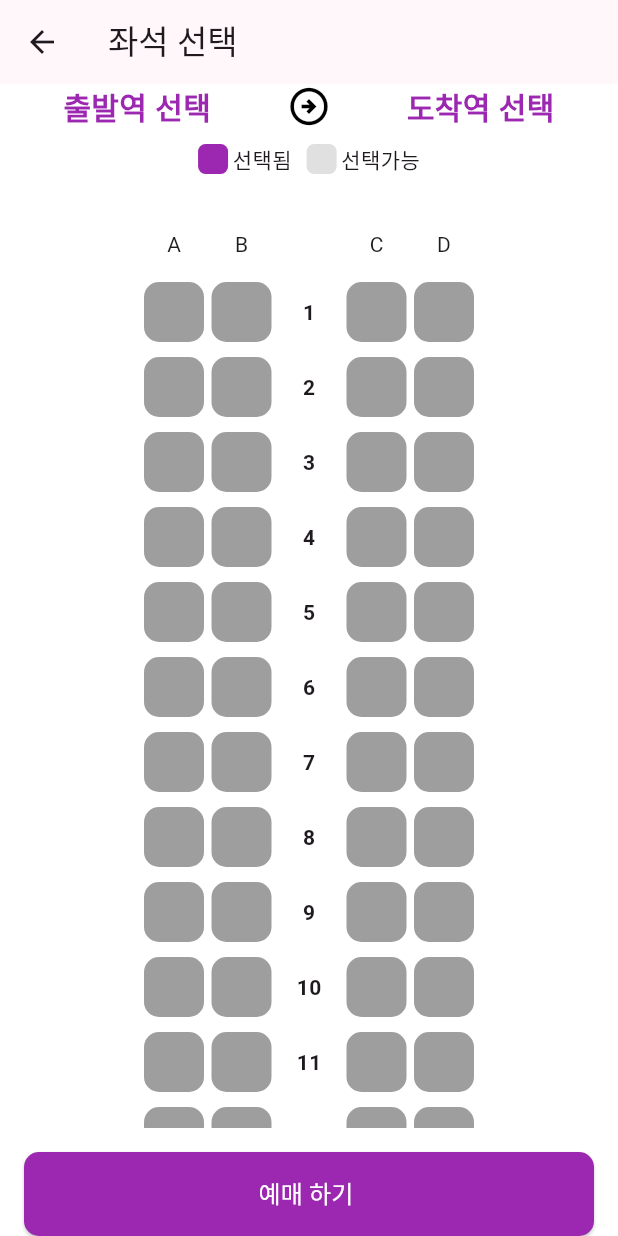
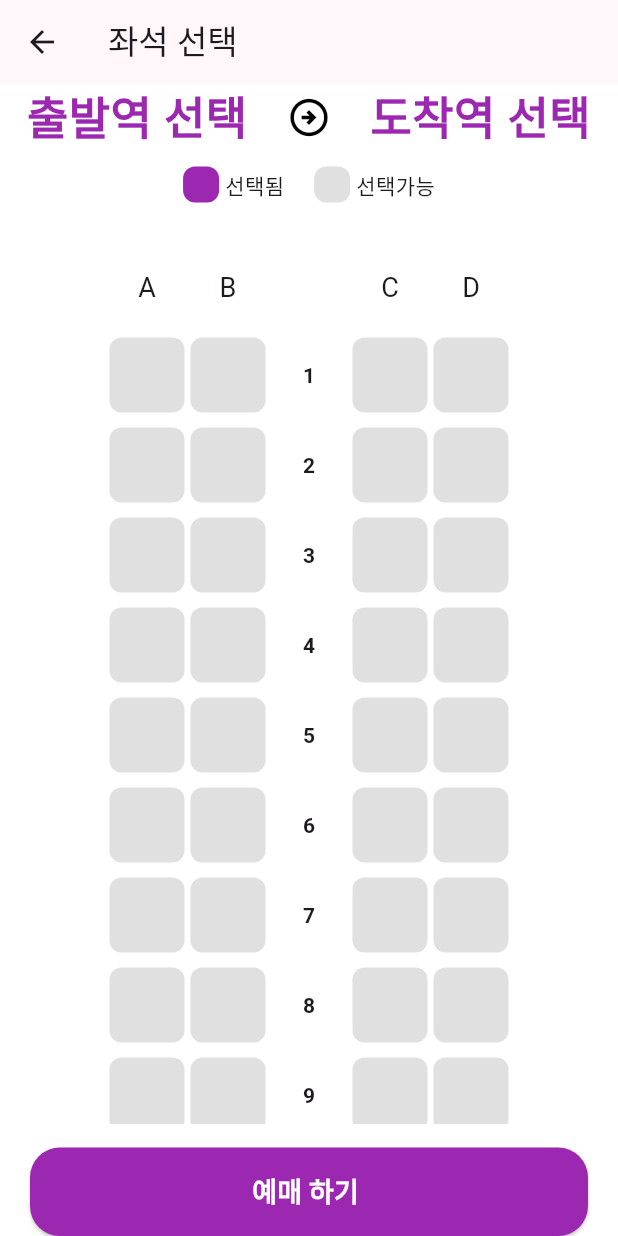
Before and after one commit to ballalssica/flutter_train_app, a Flutter app: the screen it shows after launch, after a tap on "좌석선택", on a phone screen of 412 x 824 dp. Run offline on Flutter 3.47's test engine with Material 3 defaults, Android fonts, the phone set to English and light mode, and no system bars.

Commit message:
ci: 가이드에 맞춘 디자인수정

```diff
--- a/lib/home/home_page.dart
+++ b/lib/home/home_page.dart
@@ -25,15 +25,17 @@ class _HomePageState extends State<HomePage> {
         title: Text('기차예매'),
         centerTitle: true,
       ),
-      body: Padding(
-        padding: EdgeInsets.symmetric(horizontal: 16),
+      body: Container(
+        color: Colors.grey[200],
+        child: Padding(
+          padding: EdgeInsets.symmetric(horizontal: 20),
           child: Column(
             mainAxisAlignment: MainAxisAlignment.center,
             children: [
               StationSelection(
                 onStationSelected: updateStations, // 출발역과 도착역 선택값을 업데이트
               ),
-            SizedBox(height: 16),
+              SizedBox(height: 20),
               SeatSelectionButton(
                 departureStation: selectedDepartureStation,
                 arrivalStation: selectedArrivalStation,
@@ -41,6 +43,7 @@ class _HomePageState extends State<HomePage> {
             ],
           ),
         ),
+      ),
     );
   }
 }
--- a/lib/home/widgets/seat_selection_button.dart
+++ b/lib/home/widgets/seat_selection_button.dart
@@ -30,13 +30,15 @@ class SeatSelectionButton extends StatelessWidget {
         style: ElevatedButton.styleFrom(
           backgroundColor: Colors.purple,
           shape: RoundedRectangleBorder(
-            borderRadius: BorderRadius.circular(10), // 둥근 모서리 설정
+            borderRadius: BorderRadius.circular(20), // 둥근 모서리 설정
           ),
         ),
         child: Text(
           '좌석선택',
           style: TextStyle(
             color: Colors.white,
+            fontSize: 18,
+            fontWeight: FontWeight.bold,
           ),
         ),
       ),
--- a/lib/home/widgets/station_selection.dart
+++ b/lib/home/widgets/station_selection.dart
@@ -42,7 +42,6 @@ class _StationSelectionState extends State<StationSelection> {
       width: double.infinity,
       height: 200,
       decoration: BoxDecoration(
-        border: Border.all(color: Colors.grey),
         borderRadius: BorderRadius.circular(10),
         color: Colors.white,
       ),
@@ -56,8 +55,9 @@ class _StationSelectionState extends State<StationSelection> {
                   Text(
                     '출발역',
                     style: TextStyle(
-                      fontSize: 12,
+                      fontSize: 16,
                       color: Colors.grey,
+                      fontWeight: FontWeight.bold,
                     ),
                   ),
                   SizedBox(height: 5),
@@ -66,7 +66,7 @@ class _StationSelectionState extends State<StationSelection> {
                     child: Text(
                       selectedDepartureStation, // 선택된 출발역 이름 표시
                       style: TextStyle(
-                        fontSize: 30,
+                        fontSize: 40,
                         fontWeight: FontWeight.bold,
                       ),
                     ),
@@ -76,9 +76,9 @@ class _StationSelectionState extends State<StationSelection> {
             ),
           ),
           Container(
-            width: 1,
+            width: 2,
             height: 50,
-            color: Colors.grey,
+            color: Colors.grey[400],
           ),
           Expanded(
             child: Center(
@@ -88,8 +88,9 @@ class _StationSelectionState extends State<StationSelection> {
                   Text(
                     '도착역',
                     style: TextStyle(
-                      fontSize: 12,
+                      fontSize: 16,
                       color: Colors.grey,
+                      fontWeight: FontWeight.bold,
                     ),
                   ),
                   SizedBox(height: 5),
@@ -98,7 +99,7 @@ class _StationSelectionState extends State<StationSelection> {
                     child: Text(
                       selectedArrivalStation, // 선택된 도착역 이름 표시
                       style: TextStyle(
-                        fontSize: 30,
+                        fontSize: 40,
                         fontWeight: FontWeight.bold,
                       ),
                     ),
--- a/lib/seat/widgets/seat_choose.dart
+++ b/lib/seat/widgets/seat_choose.dart
@@ -26,7 +26,7 @@ class _SeatChooseState extends State<SeatChoose> {
               crossAxisAlignment: CrossAxisAlignment.center,
               children: [
                 SeatBoxHeader(),
-                SizedBox(height: 10),
+                SizedBox(height: 8),
                 for (int i = 1; i <= 20; i++) ...[
                   row(i),
                   SizedBox(height: 10),
@@ -47,12 +47,12 @@ class _SeatChooseState extends State<SeatChoose> {
         mainAxisAlignment: MainAxisAlignment.center,
         children: [
           seat(rowNum, 1, 'A'),
-          SizedBox(width: 5),
+          SizedBox(width: 4),
           seat(rowNum, 2, 'B'),
-          SizedBox(width: 5),
+          SizedBox(width: 4),
           Container(
-            width: 40,
-            height: 40,
+            width: 50,
+            height: 50,
             child: Center(
               child: Text(
                 '$rowNum',
@@ -60,9 +60,9 @@ class _SeatChooseState extends State<SeatChoose> {
               ),
             ),
           ),
-          SizedBox(width: 5),
+          SizedBox(width: 4),
           seat(rowNum, 3, 'C'),
-          SizedBox(width: 5),
+          SizedBox(width: 4),
           seat(rowNum, 4, 'D'),
         ],
       ),
@@ -78,16 +78,16 @@ class _SeatChooseState extends State<SeatChoose> {
           selectedCol = colNum;
         });
         // 콜백 함수 호출
-        widget.onSeatSelected(colNum, colLabel);
+        widget.onSeatSelected(rowNum, colLabel);
       },
       child: Container(
-        width: 40,
-        height: 40,
+        width: 50,
+        height: 50,
         decoration: BoxDecoration(
           color: (selectedRow == rowNum && selectedCol == colNum)
               ? Colors.purple
-              : Colors.grey,
-          borderRadius: BorderRadius.circular(10),
+              : Colors.grey[300]!,
+          borderRadius: BorderRadius.circular(8),
         ),
       ),
     );
@@ -102,32 +102,52 @@ class SeatBoxHeader extends StatelessWidget {
       mainAxisAlignment: MainAxisAlignment.center,
       children: [
         Container(
-          width: 40,
-          height: 30,
-          child: Center(child: Text('A')),
+          width: 50,
+          height: 50,
+          child: Center(
+            child: Text(
+              'A',
+              style: TextStyle(fontSize: 18),
+            ),
+          ),
         ),
-        SizedBox(width: 5),
+        SizedBox(width: 4),
         Container(
-          width: 40,
-          height: 30,
-          child: Center(child: Text('B')),
+          width: 50,
+          height: 50,
+          child: Center(
+            child: Text(
+              'B',
+              style: TextStyle(fontSize: 18),
+            ),
+          ),
         ),
-        SizedBox(width: 5),
+        SizedBox(width: 4),
         Container(
-          width: 40,
-          height: 30,
+          width: 50,
+          height: 50,
         ),
-        SizedBox(width: 5),
+        SizedBox(width: 4),
         Container(
-          width: 40,
-          height: 30,
-          child: Center(child: Text('C')),
+          width: 50,
+          height: 50,
+          child: Center(
+            child: Text(
+              'C',
+              style: TextStyle(fontSize: 18),
+            ),
+          ),
         ),
-        SizedBox(width: 5),
+        SizedBox(width: 4),
         Container(
-          width: 40,
-          height: 30,
-          child: Center(child: Text('D')),
+          width: 50,
+          height: 50,
+          child: Center(
+            child: Text(
+              'D',
+              style: TextStyle(fontSize: 18),
+            ),
+          ),
         ),
       ],
     );
--- a/lib/seat/widgets/seat_choose_button.dart
+++ b/lib/seat/widgets/seat_choose_button.dart
@@ -10,7 +10,7 @@ class SeatChooseButton extends StatelessWidget {
   @override
   Widget build(BuildContext context) {
     return Padding(
-      padding: EdgeInsets.symmetric(horizontal: 16),
+      padding: EdgeInsets.symmetric(horizontal: 20),
       child: SizedBox(
         width: double.infinity,
         child: ElevatedButton(
@@ -43,14 +43,15 @@ class SeatChooseButton extends StatelessWidget {
             padding: EdgeInsets.symmetric(horizontal: 40, vertical: 16),
             backgroundColor: Colors.purple,
             shape: RoundedRectangleBorder(
-              borderRadius: BorderRadius.circular(10), // 둥근 모서리 설정
+              borderRadius: BorderRadius.circular(20),
             ),
           ),
           child: Text(
             '예매 하기 ',
             style: TextStyle(
               color: Colors.white,
-              fontSize: 16,
+              fontSize: 18,
+              fontWeight: FontWeight.bold,
             ),
           ),
         ),
--- a/lib/seat/widgets/selected_station.dart
+++ b/lib/seat/widgets/selected_station.dart
@@ -26,7 +26,7 @@ class SelectedStation extends StatelessWidget{
                   departureStation,
                   textAlign: TextAlign.center,
                   style: TextStyle(
-                    fontSize: 20,
+                    fontSize: 30,
                     color: Colors.purple,
                     fontWeight: FontWeight.bold,
                   ),
@@ -44,7 +44,7 @@ class SelectedStation extends StatelessWidget{
                   arrivalStation,
                   textAlign: TextAlign.center,
                   style: TextStyle(
-                    fontSize: 20,
+                    fontSize: 30,
                     color: Colors.purple,
                     fontWeight: FontWeight.bold,
                   ),
@@ -58,25 +58,25 @@ class SelectedStation extends StatelessWidget{
             mainAxisAlignment: MainAxisAlignment.center,
             children: [
               Container(
-                width: 20,
-                height: 20,
+                width: 24,
+                height: 24,
                 decoration: BoxDecoration(
                   color: Colors.purple,
-                  borderRadius: BorderRadius.circular(5)
+                  borderRadius: BorderRadius.circular(8)
                 ),
               ),
-              SizedBox(width: 3,),
+              SizedBox(width: 4,),
               Text('선택됨'),
-              SizedBox(width: 10,),
+              SizedBox(width: 20,),
               Container(
-                width: 20,
-                height: 20,
+                width: 24,
+                height: 24,
                 decoration: BoxDecoration(
-                  color: Colors.black12,
-                  borderRadius: BorderRadius.circular(5)
+                  color: Colors.grey[300]!,
+                  borderRadius: BorderRadius.circular(8)
                 ),
               ),
-              SizedBox(width: 3,),
+              SizedBox(width: 4,),
               Text('선택가능')
             ],
           )
--- a/lib/station_list/station_list_page.dart
+++ b/lib/station_list/station_list_page.dart
@@ -20,20 +20,36 @@ class StationListPage extends StatelessWidget {
     return Scaffold(
       appBar: AppBar(
         backgroundColor: Colors.white,
-        title: Text('출발역'),
+        title: Text(
+          '출발역',
+          style: TextStyle(color: Colors.black),
+        ),
+        centerTitle: true,
       ),
       body: Container(
         color: Colors.white,
-        child: ListView.separated(
+        child: ListView.builder(
           padding: EdgeInsets.only(top: 10),
           itemCount: stationList.length,
           itemBuilder: (context, index) {
             return Container(
-              height: 35,
+              height: 50,
+              decoration: BoxDecoration(
+                border: Border(
+                  bottom: BorderSide(
+                    color: Colors.grey[300]!,
+                    width: 1.0,
+                  ),
+                ),
+              ),
               child: ListTile(
                 title: Text(
                   stationList[index],
                   textAlign: TextAlign.left,
+                  style: TextStyle(
+                    fontSize: 18,
+                    fontWeight: FontWeight.bold,
+                  ),
                 ),
                 onTap: () {
                   Navigator.pop(context, stationList[index]); // 선택된 항목 반환
@@ -43,10 +59,6 @@ class StationListPage extends StatelessWidget {
               ),
             );
           },
-          separatorBuilder: (context, index) => Divider(
-            color: Colors.grey.shade300,
-            thickness: 1,
-          ),
         ),
       ),
     );
```
Lines whose indentation alone changed are shown as unchanged.
